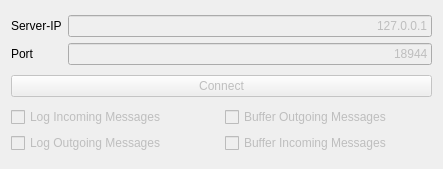
First picture: the form in Modules/OpenIGTLinkUI/Qmitk/QmitkIGTLDeviceSetupConnectionWidgetControls.ui, repository MITK/MITK, before the edit.
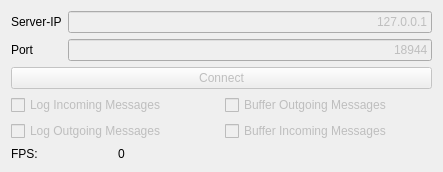
Second picture: the form after the edit.

Commit message: now using QTimer for streaming (calling updated...), UI display for framerate of incomping packages (thanks to Martin Klemm)

Diff of the .ui file:
```diff
--- a/Modules/OpenIGTLinkUI/Qmitk/QmitkIGTLDeviceSetupConnectionWidgetControls.ui
+++ b/Modules/OpenIGTLinkUI/Qmitk/QmitkIGTLDeviceSetupConnectionWidgetControls.ui
@@ -152,6 +152,24 @@
        </property>
       </widget>
      </item>
+     <item row="2" column="0">
+      <layout class="QHBoxLayout" name="horizontalLayout">
+       <item>
+        <widget class="QLabel" name="label_2">
+         <property name="text">
+          <string>FPS:</string>
+         </property>
+        </widget>
+       </item>
+       <item>
+        <widget class="QLabel" name="fpsLabel">
+         <property name="text">
+          <string>0</string>
+         </property>
+        </widget>
+       </item>
+      </layout>
+     </item>
     </layout>
    </item>
   </layout>
```
The commit also changes 7 other files.
